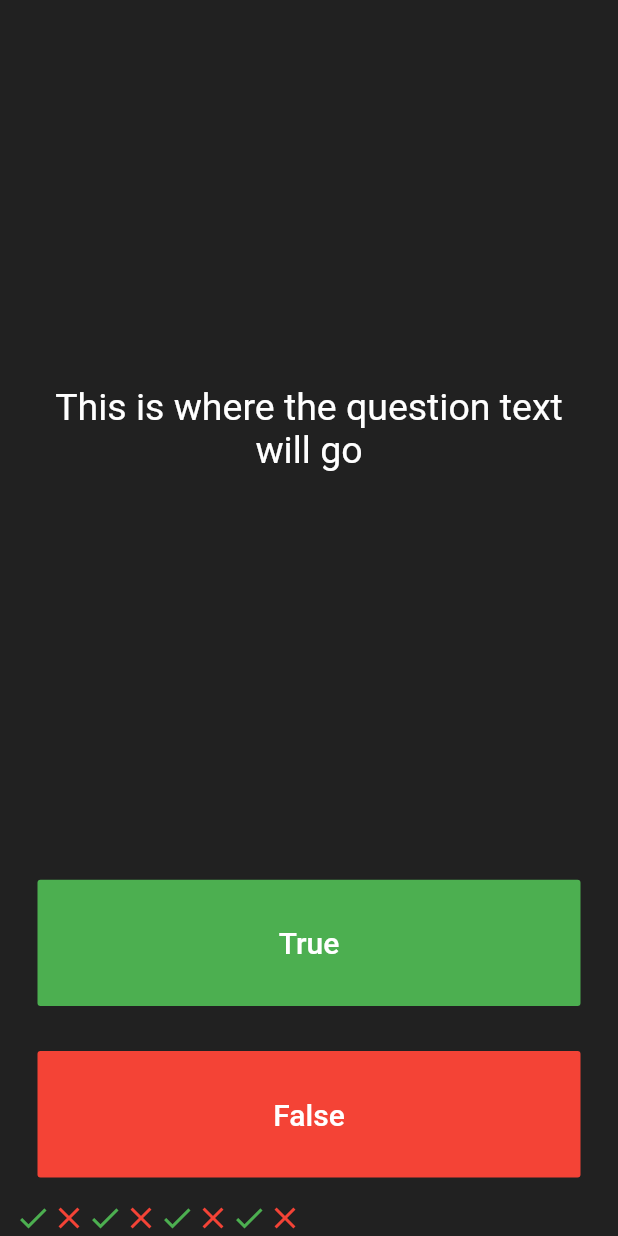
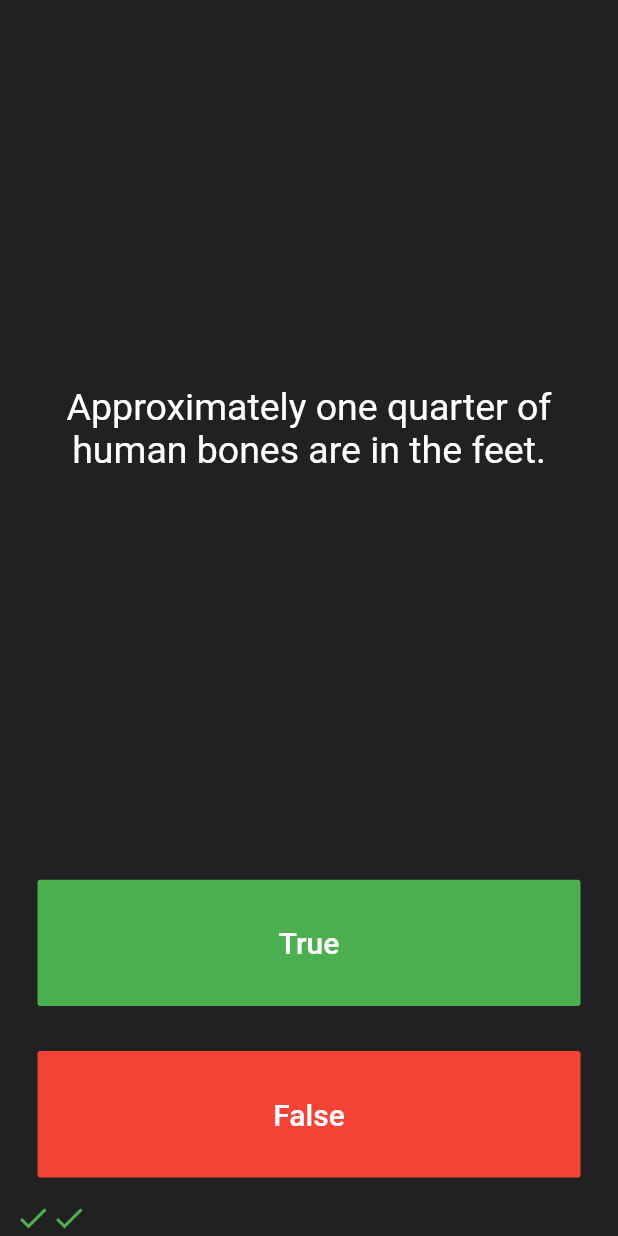
Before and after one commit to eliseuvideira/quizzler_flutter, a Flutter app: the screen it shows after launch, after a tap on "True", after a tap on "False", on a phone screen of 412 x 824 dp. Run offline on Flutter 3.47's test engine with Material 2 defaults, Android fonts, the phone set to English and light mode, and no system bars.

Commit message:
Project done

```diff
--- a/lib/main.dart
+++ b/lib/main.dart
@@ -1,4 +1,5 @@
 import 'package:flutter/material.dart';
+import 'package:quizzler/question_manager.dart';
 
 void main() => runApp(App());
 
@@ -26,14 +27,9 @@ class HomePage extends StatefulWidget {
 }
 
 class _HomePageState extends State<HomePage> {
-  final List<Icon> scoreKeeper = [
-    _buildAnswer(true),
-    _buildAnswer(false),
-    _buildAnswer(true),
-    _buildAnswer(false),
-    _buildAnswer(true),
-    _buildAnswer(false),
-  ];
+  final List<Icon> scoreKeeper = [];
+
+  var question = QuestionManager();
 
   static Icon _buildAnswer(bool isCorrect) {
     if (isCorrect) {
@@ -48,6 +44,18 @@ class _HomePageState extends State<HomePage> {
     );
   }
 
+  answer(bool choice) {
+    setState(() {
+      scoreKeeper.add(_buildAnswer(question.isCorrent(choice)));
+      question.next();
+      print(question.finished);
+      if (question.finished) {
+        scoreKeeper.clear();
+        question.reset();
+      }
+    });
+  }
+
   @override
   Widget build(BuildContext context) {
     return Column(
@@ -60,7 +68,7 @@ class _HomePageState extends State<HomePage> {
             padding: const EdgeInsets.all(10.0),
             child: Center(
               child: Text(
-                'This is where the question text will go',
+                question.text,
                 textAlign: TextAlign.center,
                 style: TextStyle(
                   fontSize: 25.0,
@@ -80,9 +88,7 @@ class _HomePageState extends State<HomePage> {
                 style: TextStyle(color: Colors.white, fontSize: 20.0),
               ),
               onPressed: () {
-                setState(() {
-                  scoreKeeper.add(_buildAnswer(true));
-                });
+                answer(true);
               },
             ),
           ),
@@ -97,9 +103,7 @@ class _HomePageState extends State<HomePage> {
                 style: TextStyle(color: Colors.white, fontSize: 20.0),
               ),
               onPressed: () {
-                setState(() {
-                  scoreKeeper.add(_buildAnswer(false));
-                });
+                answer(false);
               },
             ),
           ),
--- /dev/null
+++ b/lib/question.dart
@@ -0,0 +1,8 @@
+class Question {
+  Question(this.question, this.answer);
+  String question;
+  bool answer;
+  isCorrect(bool option) {
+    return this.answer == option;
+  }
+}
--- /dev/null
+++ b/lib/question_manager.dart
@@ -0,0 +1,84 @@
+import 'package:quizzler/question.dart';
+
+class QuestionManager {
+  var _current = 0;
+  var _finished = false;
+  var questions = [
+    Question(
+      'Some cats are actually allergic to humans',
+      true,
+    ),
+    Question(
+      'You can lead a cow down stairs but not up stairs.',
+      false,
+    ),
+    Question(
+      'Approximately one quarter of human bones are in the feet.',
+      true,
+    ),
+    Question(
+      'A slug\'s blood is green.',
+      true,
+    ),
+    Question(
+      'Buzz Aldrin\'s mother\'s maiden name was \"Moon\".',
+      true,
+    ),
+    Question(
+      'It is illegal to pee in the Ocean in Portugal.',
+      true,
+    ),
+    Question(
+      'No piece of square dry paper can be folded in half more than 7 times.',
+      false,
+    ),
+    Question(
+      'In London, UK, if you happen to die in the House of Parliament, you are technically entitled to a state funeral, because the building is considered too sacred a place.',
+      true,
+    ),
+    Question(
+      'The loudest sound produced by any animal is 188 decibels. That animal is the African Elephant.',
+      false,
+    ),
+    Question(
+      'The total surface area of two human lungs is approximately 70 square metres.',
+      true,
+    ),
+    Question(
+      'Google was originally called \"Backrub\".',
+      true,
+    ),
+    Question(
+      'Chocolate affects a dog\'s heart and nervous system; a few ounces are enough to kill a small dog.',
+      true,
+    ),
+    Question(
+      'In West Virginia, USA, if you accidentally hit an animal with your car, you are free to take it home to eat.',
+      true,
+    ),
+  ];
+
+  next() {
+    _current += 1;
+    if (_current == questions.length - 1) {
+      _finished = true;
+    }
+  }
+
+  reset() {
+    _current = 0;
+    _finished = false;
+  }
+
+  get text {
+    return questions[_current].question;
+  }
+
+  get finished {
+    return _finished;
+  }
+
+  isCorrent(bool answer) {
+    return questions[_current].isCorrect(answer);
+  }
+}
```
